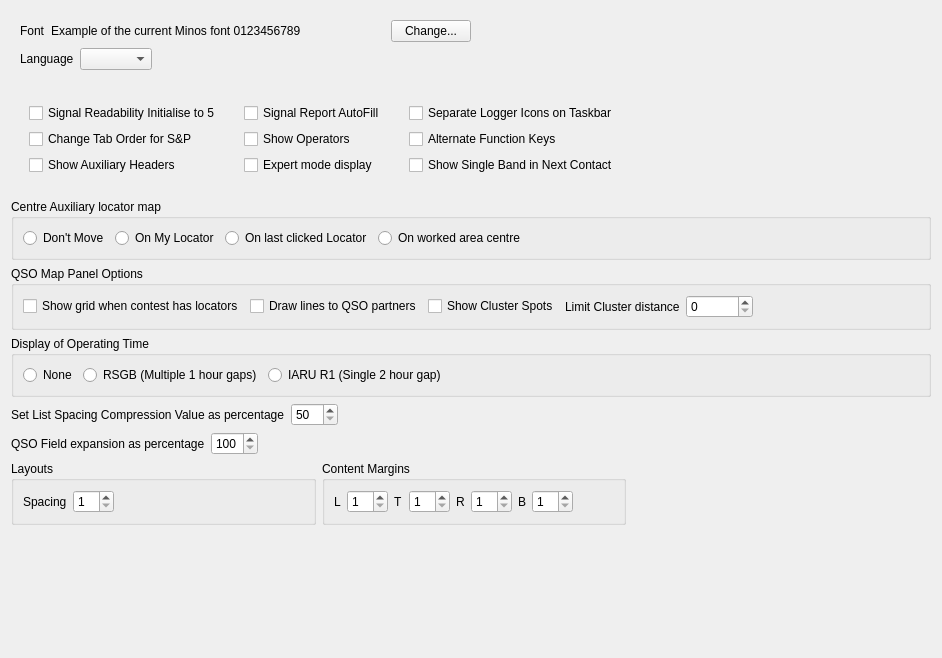
This is mqt/MqtLogger/DisplayOptions.ui in Rsclub22/Minos2-Mirror as Qt 5 draws it before an edit. The edited form follows.
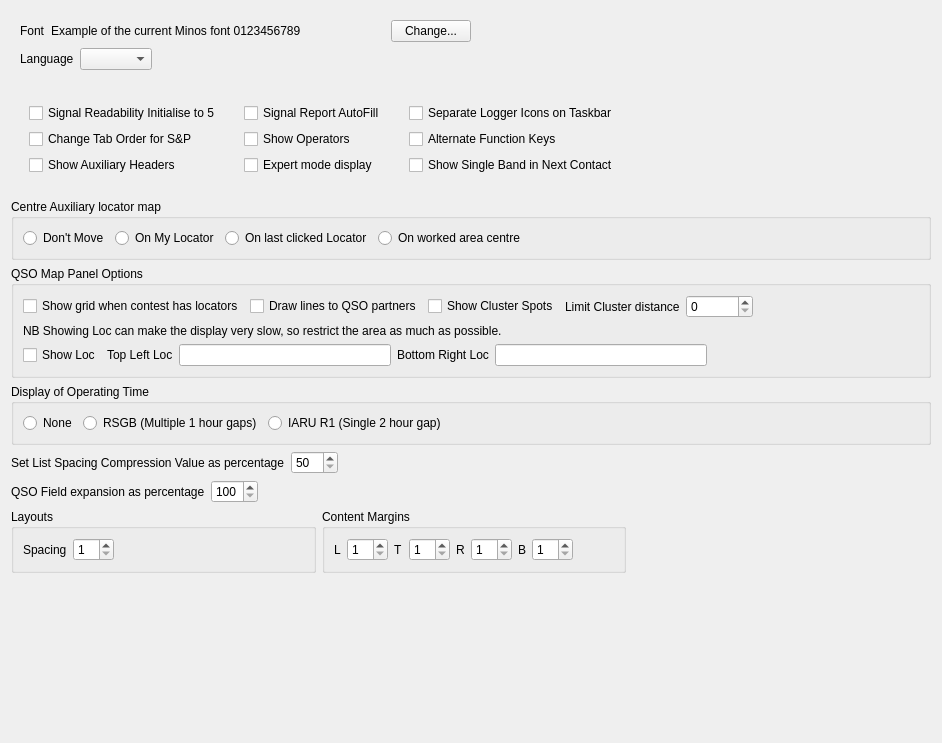
This is the edited form.

```diff
--- a/mqt/MqtLogger/DisplayOptions.ui
+++ b/mqt/MqtLogger/DisplayOptions.ui
@@ -7,13 +7,13 @@
     <x>0</x>
     <y>0</y>
     <width>942</width>
-    <height>658</height>
+    <height>743</height>
    </rect>
   </property>
   <property name="windowTitle">
    <string>Frame</string>
   </property>
-  <layout class="QVBoxLayout" name="verticalLayout_5">
+  <layout class="QVBoxLayout" name="verticalLayout_6">
    <item>
     <widget class="QFrame" name="fontLangFrame">
      <layout class="QHBoxLayout" name="horizontalLayout_7">
@@ -273,7 +273,9 @@
      <property name="title">
       <string>QSO Map Panel Options</string>
      </property>
-     <layout class="QHBoxLayout" name="horizontalLayout_14">
+     <layout class="QVBoxLayout" name="verticalLayout_5">
+      <item>
+       <layout class="QHBoxLayout" name="horizontalLayout_12">
       <item>
        <widget class="QCheckBox" name="QSOMapShowGrid">
         <property name="text">
@@ -326,6 +328,59 @@
        </spacer>
       </item>
      </layout>
+      </item>
+      <item>
+       <widget class="QLabel" name="label_8">
+        <property name="text">
+         <string>NB Showing Loc can make the display very slow, so restrict the area as much as possible.</string>
+        </property>
+       </widget>
+      </item>
+      <item>
+       <layout class="QHBoxLayout" name="horizontalLayout_14">
+        <item>
+         <widget class="QCheckBox" name="QSOMapShowLoc">
+          <property name="text">
+           <string>Show Loc</string>
+          </property>
+         </widget>
+        </item>
+        <item>
+         <widget class="QLabel" name="label_3">
+          <property name="text">
+           <string>Top Left Loc</string>
+          </property>
+         </widget>
+        </item>
+        <item>
+         <widget class="QLineEdit" name="QSOMapTLLoc"/>
+        </item>
+        <item>
+         <widget class="QLabel" name="label_7">
+          <property name="text">
+           <string>Bottom Right Loc</string>
+          </property>
+         </widget>
+        </item>
+        <item>
+         <widget class="QLineEdit" name="QSOMapBRLoc"/>
+        </item>
+        <item>
+         <spacer name="horizontalSpacer_11">
+          <property name="orientation">
+           <enum>Qt::Horizontal</enum>
+          </property>
+          <property name="sizeHint" stdset="0">
+           <size>
+            <width>40</width>
+            <height>20</height>
+           </size>
+          </property>
+         </spacer>
+        </item>
+       </layout>
+      </item>
+     </layout>
     </widget>
    </item>
    <item>
```
Left out of the diff: 2 changed lines with no effect on the pictures. Lines whose indentation alone changed are shown as unchanged.
